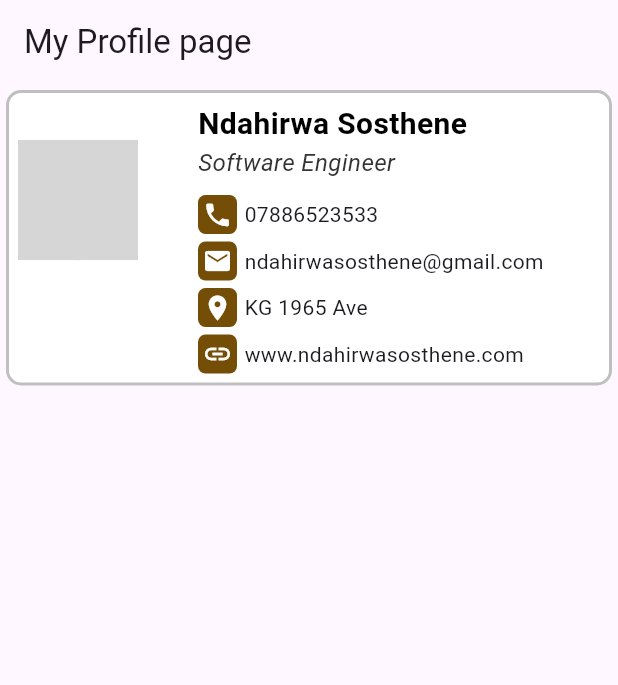
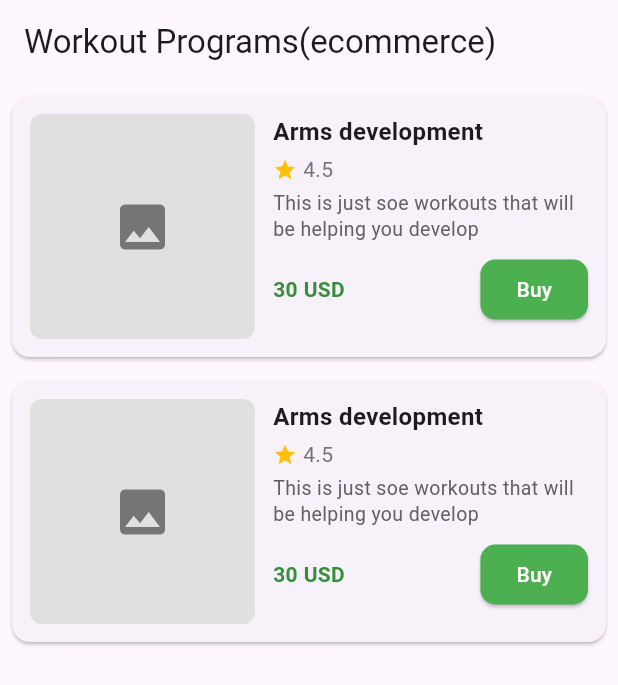
Before and after one commit to ndahirwaSosthene/fitness_ai, a Flutter app: the screen it shows after launch, on a phone screen of 412 x 824 dp. Shown: the top 685 px of the screen. Run offline on Flutter 3.47's test engine with Material 3 defaults, Android fonts, the phone set to English and light mode, and no system bars; grey boxes are pictures that could not be loaded.

Commit message:
Add a products's page wireframe

```diff
--- /dev/null
+++ b/lib/components/program_card.dart
@@ -0,0 +1,109 @@
+import 'package:flutter/material.dart';
+
+class ProgramCard extends StatelessWidget {
+  final String productRating;
+  final String productName;
+  final String productPrice;
+  final String productDescription;
+
+  const ProgramCard({
+    super.key,
+    required this.productName,
+    required this.productPrice,
+    required this.productDescription,
+    required this.productRating,
+  });
+
+  @override
+  Widget build(BuildContext context) {
+    return Card(
+      elevation: 1,
+      margin: EdgeInsets.symmetric(horizontal: 2, vertical: 8),
+      child: Padding(
+        padding: const EdgeInsets.all(12.0),
+        child: Row(
+          crossAxisAlignment: CrossAxisAlignment.start,
+          children: [
+            // Product Image
+            Container(
+              height: 150,
+              width: 150,
+              decoration: BoxDecoration(
+                color: Colors.grey[300],
+                borderRadius: BorderRadius.circular(8),
+              ),
+              child: Icon(Icons.image, size: 40, color: Colors.grey[600]),
+            ),
+
+            SizedBox(width: 12),
+
+            // Product Details
+            Expanded(
+              child: Column(
+                crossAxisAlignment: CrossAxisAlignment.start,
+                children: [
+                  Text(
+                    productName,
+                    style: TextStyle(fontSize: 16, fontWeight: FontWeight.bold),
+                    maxLines: 2,
+                    overflow: TextOverflow.ellipsis,
+                  ),
+                  SizedBox(height: 4),
+
+                  Row(
+                    children: [
+                      Icon(Icons.star, color: Colors.amber, size: 16),
+                      SizedBox(width: 4),
+                      Text(
+                        productRating,
+                        style: TextStyle(fontSize: 14, color: Colors.grey[600]),
+                      ),
+                    ],
+                  ),
+                  SizedBox(height: 4),
+                  Text(
+                    productDescription,
+                    style: TextStyle(
+                      fontSize: 13,
+                      color: Colors.grey[700],
+                      height: 1.3,
+                    ),
+                    maxLines: 3,
+                    overflow: TextOverflow.ellipsis,
+                  ),
+
+                  SizedBox(height: 8),
+
+                  Row(
+                    children: [
+                      Text(
+                        productPrice,
+                        style: TextStyle(
+                          fontSize: 14,
+                          fontWeight: FontWeight.bold,
+                          color: Colors.green[700],
+                        ),
+                      ),
+                      Spacer(),
+                      ElevatedButton(
+                        onPressed: () {},
+                        style: ElevatedButton.styleFrom(
+                          backgroundColor: Colors.green,
+                          foregroundColor: Colors.white,
+                          shape: RoundedRectangleBorder(
+                            borderRadius: BorderRadius.circular(10),
+                          ),
+                        ),
+                        child: Text('Buy'),
+                      ),
+                    ],
+                  ),
+                ],
+              ),
+            ),
+          ],
+        ),
+      ),
+    );
+  }
+}
--- a/lib/main.dart
+++ b/lib/main.dart
@@ -1,4 +1,4 @@
-import 'package:fitness_ai/pages/profile_page.dart';
+import 'package:fitness_ai/pages/workout_programs.dart';
 import 'package:flutter/material.dart';
 
 void main() {
@@ -13,7 +13,7 @@
   Widget build(BuildContext context) {
     return MaterialApp(
       debugShowCheckedModeBanner: false,
-      home: ProfilePage(),
+      home: WorkoutPrograms()
     );
   }
 }
--- /dev/null
+++ b/lib/pages/workout_programs.dart
@@ -0,0 +1,28 @@
+import 'package:fitness_ai/components/program_card.dart';
+import 'package:flutter/material.dart';
+
+class WorkoutPrograms extends StatelessWidget {
+  const WorkoutPrograms({super.key});
+
+  @override
+  Widget build(BuildContext context) {
+    return Scaffold(
+      appBar: AppBar(title: Text('Workout Programs(ecommerce)')),
+      body: Padding(
+        padding: const EdgeInsets.only(left: 6, right: 6),
+        child: ListView.builder(
+          itemCount: 2,
+          itemBuilder: (BuildContext context, int index) {
+            return ProgramCard(
+              productName: 'Arms development',
+              productDescription:
+                  'This is just soe workouts that will be helping you develop ',
+              productPrice: '30 USD',
+              productRating: '4.5',
+            );
+          },
+        ),
+      ),
+    );
+  }
+}
```
